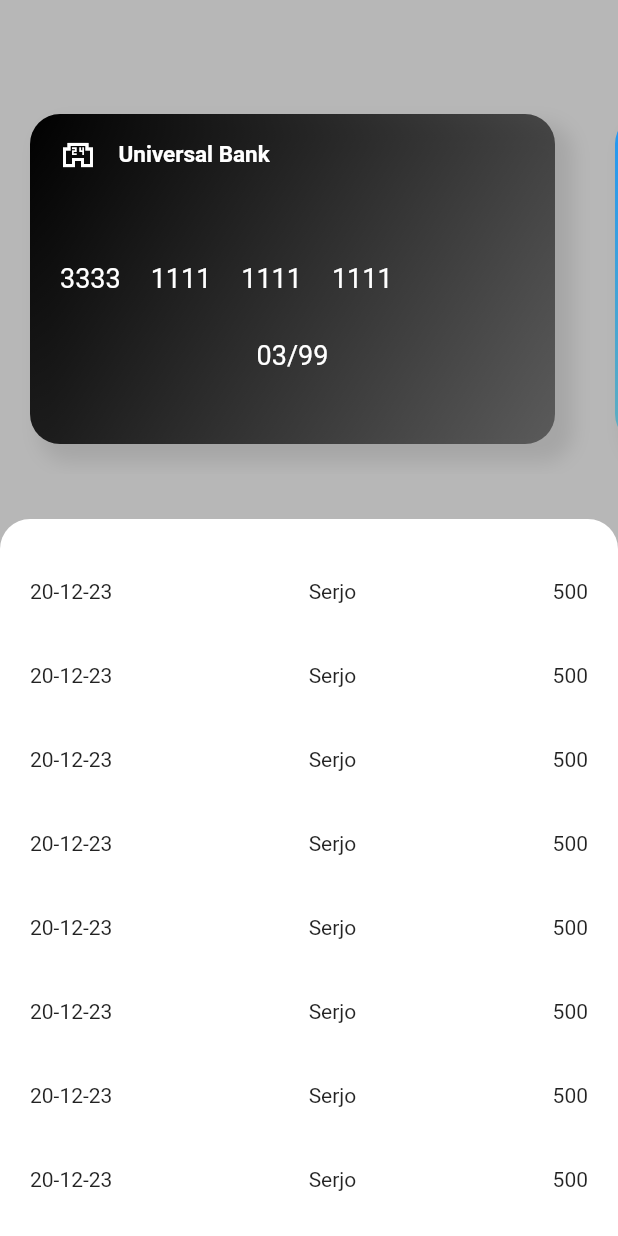
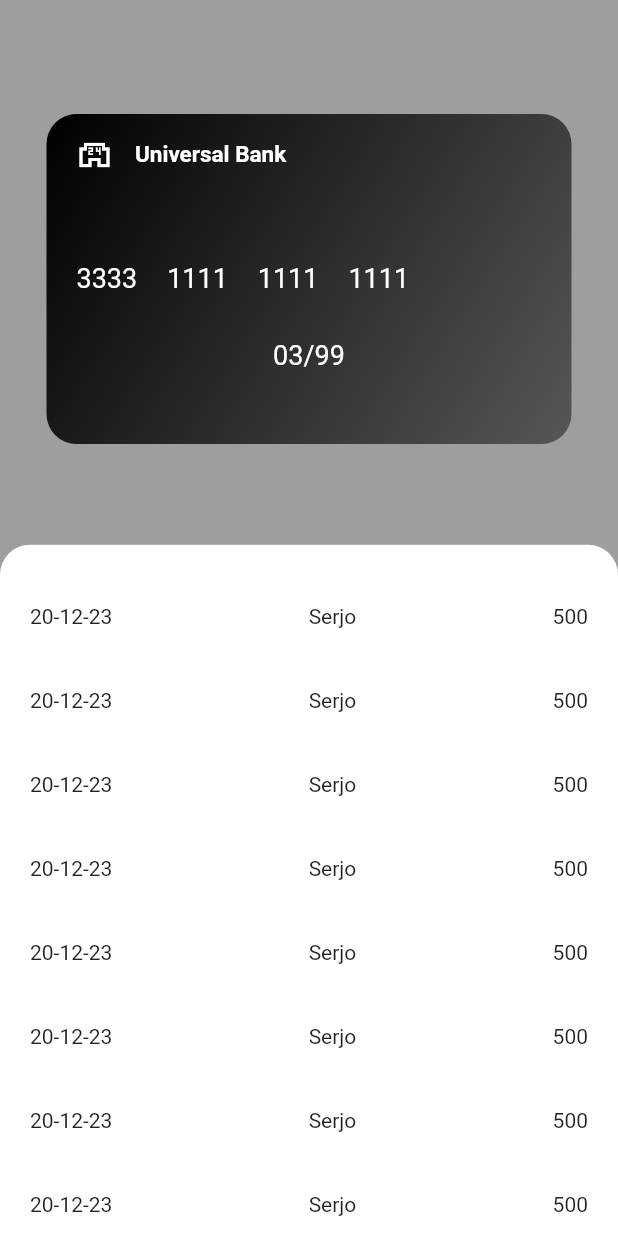
Before and after one commit to DenysMaksymov/flutter_cours, a Flutter app: the screen it shows after launch, on a phone screen of 412 x 824 dp. Run offline on Flutter 3.47's test engine with Material 2 defaults, Android fonts, the phone set to English and light mode, and no system bars.

```diff
--- a/lib/components/bank_card/card_switcher.dart
+++ b/lib/components/bank_card/card_switcher.dart
@@ -23,7 +23,7 @@ class _CardSwitcherState extends State<CardSwitcher> {
 
   @override
   Widget build(BuildContext context) {
-    return InkWell(
+    return GestureDetector(
       onTap: (){
         showFrontSide = !showFrontSide;
         setState((){});
--- a/lib/main.dart
+++ b/lib/main.dart
@@ -1,5 +1,7 @@
 import 'package:app/screens/home_screen.dart';
 import 'package:flutter/material.dart';
+
+import 'screens/list_screen.dart';
 
 void main() {
   runApp(const MyApp());
--- a/lib/models/transaction_dto.dart
+++ b/lib/models/transaction_dto.dart
@@ -15,4 +15,11 @@ List<TransactionDto> transactionList = [
   TransactionDto(date: '20-12-23', amount: '500', name: 'Serjo'),
   TransactionDto(date: '20-12-23', amount: '500', name: 'Serjo'),
   TransactionDto(date: '20-12-23', amount: '500', name: 'Serjo'),
+  TransactionDto(date: '20-12-23', amount: '500', name: 'Serjo'),
+  TransactionDto(date: '20-12-23', amount: '500', name: 'Serjo'),
+  TransactionDto(date: '20-12-23', amount: '500', name: 'Serjo'),
+  TransactionDto(date: '20-12-23', amount: '500', name: 'Serjo'),
+  TransactionDto(date: '20-12-23', amount: '500', name: 'Serjo'),
+  TransactionDto(date: '20-12-23', amount: '500', name: 'Serjo'),
+  TransactionDto(date: '20-12-23', amount: '500', name: 'Serjo'),
 ];
--- a/lib/screens/home_screen.dart
+++ b/lib/screens/home_screen.dart
@@ -1,11 +1,17 @@
 import 'package:app/components/bank_card/card_switcher.dart';
-import 'package:app/components/transaction_list/transaction_list.dart';
+import 'package:app/components/transaction_list/transaction_item.dart';
 import 'package:app/models/bank_card_dto.dart';
+import 'package:app/models/transaction_dto.dart';
 import 'package:flutter/material.dart';
 
-class HomeScreen extends StatelessWidget {
+class HomeScreen extends StatefulWidget {
   HomeScreen({Key? key}) : super(key: key);
 
+  @override
+  State<HomeScreen> createState() => _HomeScreenState();
+}
+
+class _HomeScreenState extends State<HomeScreen> {
   List<BankCarDTO> list = [
     BankCarDTO(
         title: 'Universal Bank',
@@ -64,30 +70,102 @@ class HomeScreen extends StatelessWidget {
         cvv: '444'),
   ];
 
+  DraggableScrollableController controller = DraggableScrollableController();
+
+  double opacity = 1.0;
+
+  @override
+  void initState() {
+    controller.addListener(() => listen());
+    super.initState();
+  }
+
+  void listen() {
+    opacity = 1 - controller.size;
+    // print(['opacity ====>', opacity]);
+    // print(['controller.size ====>', controller.size]);
+    if (opacity > controller.size) {
+    } else if (opacity < controller.size) {}
+    setState(() {});
+  }
+
+  toUp() {
+    controller.animateTo(1,
+        duration: Duration(milliseconds: 200), curve: Curves.ease);
+  }
+
+  toDown() {
+    controller.animateTo(.6,
+        duration: Duration(milliseconds: 200), curve: Curves.ease);
+  }
+
   @override
   Widget build(BuildContext context) {
     return Scaffold(
-      backgroundColor: Color.fromRGBO(183, 183, 183, 1.0),
+      backgroundColor: Colors.grey,
       appBar: AppBar(
         backgroundColor: Colors.transparent,
         shadowColor: Colors.transparent,
       ),
-      body: Column(
-        crossAxisAlignment: CrossAxisAlignment.start,
+
+      ///TODO Need it in future @DenysMaksymov
+      // floatingActionButton: Row(
+      //   mainAxisAlignment: MainAxisAlignment.center,
+      //   children: [
+      //     GestureDetector(
+      //       onTap: () => toUp(),
+      //       child: const Icon(
+      //         Icons.arrow_circle_up,
+      //         size: 50,
+      //       ),
+      //     ),
+      //     GestureDetector(
+      //       onTap: () => toDown(),
+      //       child: const Icon(
+      //         Icons.arrow_circle_down,
+      //         size: 50,
+      //       ),
+      //     ),
+      //   ],
+      // ),
+      body: Stack(
+        alignment: Alignment.topCenter,
         children: [
-          SingleChildScrollView(
-            scrollDirection: Axis.horizontal,
-            child: Row(
-              mainAxisAlignment: MainAxisAlignment.center,
-              children: [
-                ...list.map((value) => CardSwitcher(
-                      data: value,
-                    ))
-              ],
+          AnimatedOpacity(
+            opacity: 1,
+            // left: left,
+            // right: 0,
+            duration: Duration(milliseconds: 0),
+            // curve: Curves.easeOutBack,
+            child: CardSwitcher(
+              data: list[0],
             ),
           ),
-          const SizedBox(height: 30),
-          const TransactionList()
+          DraggableScrollableSheet(
+            controller: controller,
+            initialChildSize: .6,
+            minChildSize: .6,
+            builder: (BuildContext context, ScrollController scrollController) {
+              return Container(
+                padding: const EdgeInsets.only(top: 20),
+                decoration: const BoxDecoration(
+                    color: Colors.white,
+                    borderRadius: BorderRadius.only(
+                      topLeft: Radius.circular(20),
+                      topRight: Radius.circular(20),
+                    )),
+                child: ListView.builder(
+                  controller: scrollController,
+                  itemCount: transactionList.length,
+                  itemBuilder: (BuildContext context, int index) {
+                    return TransactionItem(
+                      data: transactionList[index],
+                    );
+                  },
+                ),
+              );
+            },
+          )
         ],
       ),
     );
--- a/pubspec.yaml
+++ b/pubspec.yaml
@@ -35,6 +35,7 @@ dependencies:
   # The following adds the Cupertino Icons font to your application.
   # Use with the CupertinoIcons class for iOS style icons.
   cupertino_icons: ^1.0.2
+  scrollable_panel: ^0.4.1
 
 dev_dependencies:
   flutter_test:
```
Also changed, not shown: lib/screens/list_screen.dart (added, +87 -0 lines), pubspec.lock.
